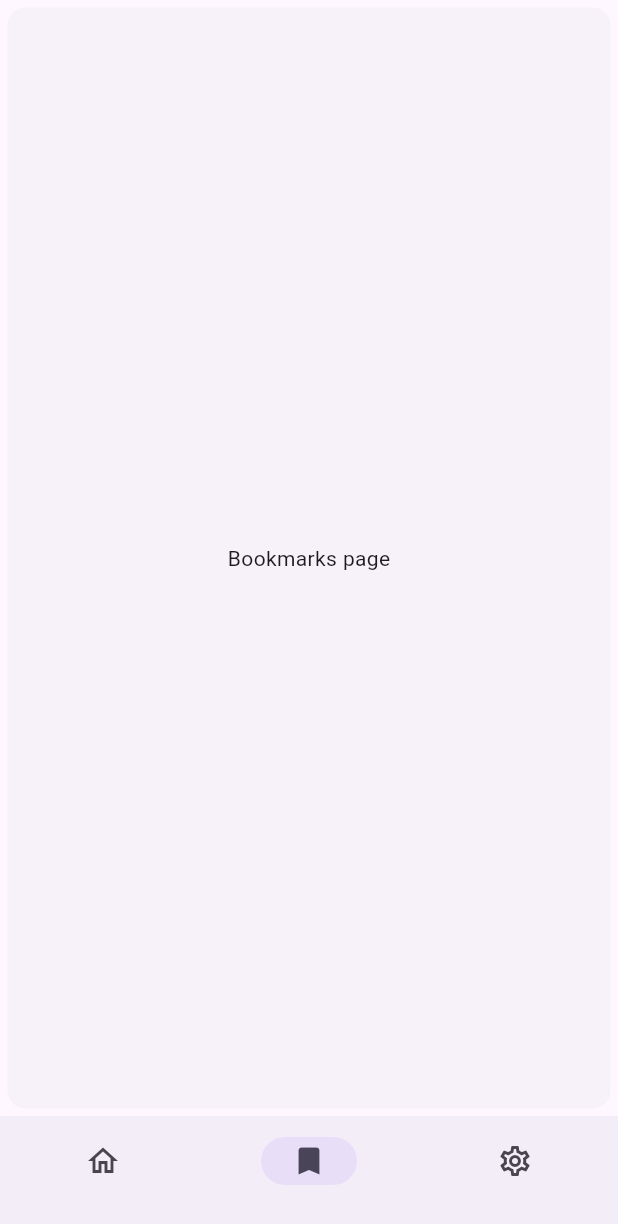
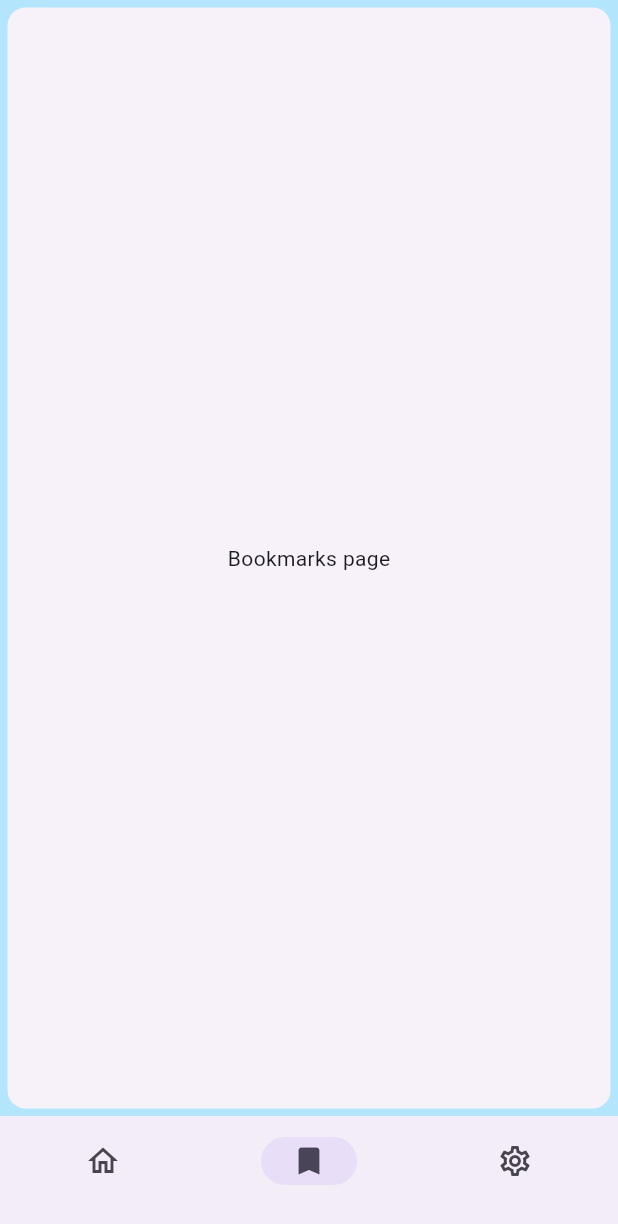
Before and after one commit to omar0176/weather, a Flutter app: the screen it shows after launch, item 2 of the bottom bar chosen, on a phone screen of 412 x 824 dp. Shown: the top 1224 px of the screen. Run offline on Flutter 3.47's test engine with Material 3 defaults, Android fonts, the light colour scheme and no system bars.

Commit message:
Update window.dart

```diff
--- a/lib/window.dart
+++ b/lib/window.dart
@@ -5,17 +5,18 @@ class Main_window extends StatefulWidget {
   const Main_window({super.key});
 
   @override
-  State<Main_window> createState() => _Main_windowState();
+  State<Main_window> createState() => _MainWindowState();
 }
 
 int currentPageIndex = 0;
 
-class _Main_windowState extends State<Main_window> {
+class _MainWindowState extends State<Main_window> {
   @override
   Widget build(BuildContext context) {
     return MaterialApp(
       home: SafeArea(
         child: Scaffold(
+          backgroundColor: Colors.lightBlue[100], // Set background color here
           bottomNavigationBar: NavigationBar(
             onDestinationSelected: (int index) {
               setState(() {
@@ -31,93 +32,96 @@ class _Main_windowState extends State<Main_window> {
               NavigationDestination(
                 icon: Icon(CupertinoIcons.bookmark),
                 selectedIcon: Icon(Icons.bookmark),
-                  label: ''),
+                label: '',
+              ),
               NavigationDestination(
                 icon: Icon(Icons.settings_outlined),
                 selectedIcon: Icon(Icons.settings),
-                  label: ''),
+                label: '',
+              ),
             ],
             selectedIndex: currentPageIndex,
           ),
-          body: <Widget>[
-            /// Home page
-            Card(
-                shadowColor: Colors.transparent,
-                child: Column(
+          body: IndexedStack(
+            index: currentPageIndex,
             children: [
-                    Container(
-                      child: const SizedBox(
-                        height: 50,
-                      ),
-                    ),
-                    Container(
-                      child: const Center(
-                        child: Text(
-                          'My Location',
-                          style: TextStyle(
-                            fontSize: 40,
-                            fontWeight: FontWeight.w500,
+              _buildHomePage(),
+              _buildSimplePage('Bookmarks page'),
+              _buildSimplePage('Settings page'),
+            ],
           ),
         ),
       ),
+    );
+  }
+
+  Widget _buildHomePage() {
+    return SingleChildScrollView(
+      child: Padding(
+        padding: const EdgeInsets.all(16.0),
+        child: Column(
+          children: [
+            const SizedBox(height: 50),
+            const Center(
+              child: Text(
+                'My Location',
+                style: TextStyle(fontSize: 40, fontWeight: FontWeight.w500),
               ),
-                    Container(
-                      child: const Center(
+            ),
+            const Center(
               child: Text(
                 '<location_name>',
                 style: TextStyle(fontWeight: FontWeight.bold),
               ),
             ),
+            const SizedBox(height: 20),
+            Column(
+              mainAxisAlignment: MainAxisAlignment.center,
+              crossAxisAlignment: CrossAxisAlignment.center,
+              mainAxisSize: MainAxisSize.min,
+              children: [
+                Image.asset('images/SUN.png'),
+                const SizedBox(height: 10),
+                Container(
+                  decoration: BoxDecoration(
+                    boxShadow: [
+                      BoxShadow(
+                        color: Color(0xFFB2E4FA).withOpacity(0.15),
+                        offset: Offset(0, 4),
+                        blurRadius: 4,
+                        spreadRadius: 0,
                       ),
-                    Container(
-                      child: const Center(
-                        child: Text(
-                          '16°',
-                          style: TextStyle(fontSize: 80),
+                    ],
+                    color: Colors.white.withOpacity(0.2),
+                    borderRadius: BorderRadius.circular(20),
+                  ),
+                  padding: const EdgeInsets.all(16),
+                  margin: const EdgeInsets.all(16),
+                  child: Column(
+                    mainAxisAlignment: MainAxisAlignment.center,
+                    crossAxisAlignment: CrossAxisAlignment.center,
+                    children: const [
+                      Text('16°', style: TextStyle(fontSize: 80)),
+                      Text('<weather_conditions>'),
+                      Text('H:<today_high>    L:<today_low>'),
+                    ],
                   ),
                 ),
+              ],
             ),
-                    Container(
-                      child: const Center(
-                        child: Text('<weather_conditions>'),
+          ],
         ),
       ),
-                    Container(
-                      child: const Center(
-                        child: Text('H:<today_high>    L:<today_low>'),
-                      ),
-                    )
-                  ],
-                ))
+    );
+  }
 
-            /// Bookmarks page
-            ,
-            const Card(
+  Widget _buildSimplePage(String title) {
+    return Card(
       shadowColor: Colors.transparent,
-              margin: EdgeInsets.all(5.0),
+      margin: const EdgeInsets.all(5.0),
       child: SizedBox.expand(
         child: Center(
-                  child: Text(
-                    'Bookmarks page',
-                  ),
-                ),
-              ),
-            )
-
-            /// Settings page
-            ,
-            const Card(
-              shadowColor: Colors.transparent,
-              margin: EdgeInsets.all(5.0),
-              child: SizedBox.expand(
-                child: Center(
-                  child: Text(
-                    'Settings page',
-                  ),
-                ),
-              ),
-            )
-          ][currentPageIndex],
+          child: Text(title),
         ),
       ),
     );
```
Lines whose indentation alone changed are shown as unchanged.
